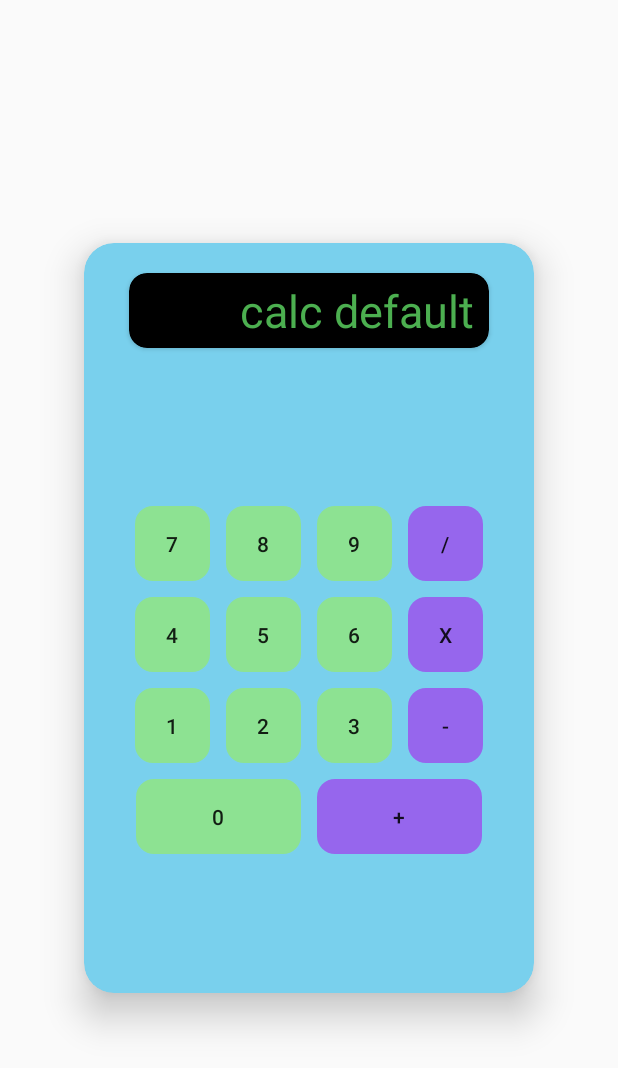
After one commit to The-Creators-Team/12-3_Calculator_Jonathan, an Android app built with Jetpack Compose: the layout activity_main.xml on its own in the app's theme, with its tools: preview values and no code run, on a phone screen of 412 x 824 dp. The commit adds this screen. Shown: the top 1068 px of the screen. Run offline under Robolectric (Android 15) with nearby library versions, the phone set to English and light mode, and no system bars.

Commit message:
finished layout, created functionality class

```diff
--- /dev/null
+++ b/app/src/main/java/com/example/jonathansnidercalcuatlor/CalculatorClass.kt
@@ -0,0 +1,27 @@
+package com.example.jonathansnidercalcuatlor
+
+class CalculatorClass {
+    enum class EquationEnum {
+        DIVIDE, MULTIPLY,SUBTRACT,ADD
+    }
+    fun performEquation(firstNumber: Int,secondNumber: Int,equationToPerform: EquationEnum): Int
+    {
+        return when(equationToPerform){
+            EquationEnum.DIVIDE -> {
+                firstNumber/secondNumber
+            }
+
+            EquationEnum.MULTIPLY -> {
+                firstNumber*secondNumber
+            }
+
+            EquationEnum.SUBTRACT -> {
+                firstNumber-secondNumber
+            }
+
+            EquationEnum.ADD -> {
+                firstNumber+secondNumber
+            }
+        }
+    }
+}
--- a/app/src/main/java/com/example/jonathansnidercalcuatlor/MainActivity.kt
+++ b/app/src/main/java/com/example/jonathansnidercalcuatlor/MainActivity.kt
@@ -11,37 +11,20 @@ import androidx.compose.material3.Text
 import androidx.compose.runtime.Composable
 import androidx.compose.ui.Modifier
 import androidx.compose.ui.tooling.preview.Preview
+import com.example.jonathansnidercalcuatlor.databinding.ActivityMainBinding
 import com.example.jonathansnidercalcuatlor.ui.theme.JonathanSniderCalcuatlorTheme
 
 class MainActivity : ComponentActivity() {
+
+    private var calcInstance=CalculatorClass()
+    private lateinit var binding: ActivityMainBinding
+
     override fun onCreate(savedInstanceState: Bundle?) {
         super.onCreate(savedInstanceState)
-        enableEdgeToEdge()
-        setContent {
-            JonathanSniderCalcuatlorTheme {
-                Scaffold(modifier = Modifier.fillMaxSize()) { innerPadding ->
-                    Greeting(
-                        name = "Android",
-                        modifier = Modifier.padding(innerPadding)
-                    )
-                }
-            }
-        }
+
+        binding = ActivityMainBinding.inflate(layoutInflater)
+        setContentView(binding.root)
+        //var test=calcInstance.performEquation(2,3,CalculatorClass.EquationEnum.ADD)
+
     }
 }
-
-@Composable
-fun Greeting(name: String, modifier: Modifier = Modifier) {
-    Text(
-        text = "Hello $name!",
-        modifier = modifier
-    )
-}
-
-@Preview(showBackground = true)
-@Composable
-fun GreetingPreview() {
-    JonathanSniderCalcuatlorTheme {
-        Greeting("Android")
-    }
-}
--- /dev/null
+++ b/app/src/main/res/drawable/roundstyle.xml
@@ -0,0 +1,5 @@
+<?xml version="1.0" encoding="utf-8"?>
+<shape xmlns:android="http://schemas.android.com/apk/res/android">
+    <corners android:radius="12dp" />
+
+</shape>
--- /dev/null
+++ b/app/src/main/res/layout/activity_main.xml
@@ -0,0 +1,214 @@
+<?xml version="1.0" encoding="utf-8"?>
+<RelativeLayout xmlns:android="http://schemas.android.com/apk/res/android"
+    xmlns:app="http://schemas.android.com/apk/res-auto"
+    android:layout_width="match_parent"
+    android:layout_height="match_parent"
+    android:orientation="vertical">
+
+    <androidx.cardview.widget.CardView
+        android:id="@+id/calculator_body"
+        android:layout_width="300dp"
+        android:layout_height="500dp"
+        android:layout_centerInParent="true"
+        app:cardBackgroundColor="@color/light_blue"
+        app:cardCornerRadius="20dp"
+        app:cardElevation="15dp">
+        <RelativeLayout
+            android:layout_width="match_parent"
+            android:layout_height="match_parent">
+
+            <androidx.cardview.widget.CardView
+                android:id="@+id/number_window"
+                android:layout_width="240dp"
+                android:layout_height="50dp"
+                android:layout_centerHorizontal="true"
+                android:layout_marginTop="20dp"
+                app:cardBackgroundColor="@color/black"
+                app:cardCornerRadius="12dp">
+                <TextView
+                    android:id="@+id/calculator_text"
+                    android:layout_width="match_parent"
+                    android:layout_height="match_parent"
+                    android:gravity="end|center"
+                    android:paddingStart="10dp"
+                    android:paddingEnd="10dp"
+                    android:text="@string/calc_default"
+                    android:textColor="@color/green"
+                    android:textSize="30sp" />
+            </androidx.cardview.widget.CardView>
+
+            <RelativeLayout
+                android:id="@+id/button_row_1"
+                android:layout_width="wrap_content"
+                android:layout_height="wrap_content"
+                android:layout_below="@id/number_window"
+                android:layout_centerHorizontal="true"
+                android:layout_marginTop="100dp"
+                android:layout_marginEnd="30dp">
+
+                <Button
+                    android:id="@+id/value_button_7"
+                    android:layout_width="50dp"
+                    android:layout_height="50dp"
+                    android:layout_margin="5dp"
+                    android:background="@drawable/roundstyle"
+                    android:backgroundTint="@color/mint"
+
+                    android:text="7" />
+                <Button
+                    android:id="@+id/value_button_8"
+                    android:background="@drawable/roundstyle"
+                    android:backgroundTint="@color/mint"
+                    android:layout_width="50dp"
+                    android:layout_height="50dp"
+                    android:layout_margin="5dp"
+                    android:layout_toEndOf="@+id/value_button_7"
+                    android:text="8">
+                </Button>
+                <Button
+                    android:id="@+id/value_button_9"
+                    android:background="@drawable/roundstyle"
+                    android:backgroundTint="@color/mint"
+                    android:layout_width="50dp"
+                    android:layout_height="50dp"
+                    android:layout_margin="5dp"
+                    android:layout_toEndOf="@+id/value_button_8"
+                    android:text="9">
+                </Button>
+                <Button
+                    android:id="@+id/calc_button_divide"
+                    android:background="@drawable/roundstyle"
+                    android:backgroundTint="@color/light_purple"
+                    android:layout_width="50dp"
+                    android:layout_height="50dp"
+                    android:layout_margin="5dp"
+                    android:layout_toEndOf="@+id/value_button_9"
+                    android:text="/">
+                </Button>
+            </RelativeLayout>
+            <RelativeLayout
+                android:id="@+id/button_row_2"
+                android:layout_width="wrap_content"
+                android:layout_height="wrap_content"
+                android:layout_below="@id/button_row_1"
+                android:layout_centerHorizontal="true"
+                android:layout_marginEnd="30dp">
+
+                <Button
+                    android:id="@+id/value_button_4"
+                    android:layout_width="50dp"
+                    android:layout_height="50dp"
+                    android:layout_margin="5dp"
+                    android:background="@drawable/roundstyle"
+                    android:backgroundTint="@color/mint"
+                    android:text="4" />
+                <Button
+                    android:id="@+id/value_button_5"
+                    android:background="@drawable/roundstyle"
+                    android:backgroundTint="@color/mint"
+                    android:layout_width="50dp"
+                    android:layout_height="50dp"
+                    android:layout_margin="5dp"
+                    android:layout_toEndOf="@+id/value_button_4"
+                    android:text="5">
+                </Button>
+                <Button
+                    android:id="@+id/value_button_6"
+                    android:background="@drawable/roundstyle"
+                    android:backgroundTint="@color/mint"
+                    android:layout_width="50dp"
+                    android:layout_height="50dp"
+                    android:layout_margin="5dp"
+                    android:layout_toEndOf="@+id/value_button_5"
+                    android:text="6">
+                </Button>
+                <Button
+                    android:id="@+id/calc_button_multiply"
+                    android:background="@drawable/roundstyle"
+                    android:backgroundTint="@color/light_purple"
+                    android:layout_width="50dp"
+                    android:layout_height="50dp"
+                    android:layout_margin="5dp"
+                    android:layout_toEndOf="@+id/value_button_6"
+                    android:text="X">
+                </Button>
+            </RelativeLayout>
+            <RelativeLayout
+                android:id="@+id/button_row_3"
+                android:layout_width="wrap_content"
+                android:layout_height="wrap_content"
+                android:layout_below="@id/button_row_2"
+                android:layout_centerHorizontal="true"
+                android:layout_marginEnd="30dp">
+
+                <Button
+                    android:id="@+id/value_button_1"
+                    android:layout_width="50dp"
+                    android:layout_height="50dp"
+                    android:layout_margin="5dp"
+                    android:background="@drawable/roundstyle"
+                    android:backgroundTint="@color/mint"
+                    android:text="1" />
+                <Button
+                    android:id="@+id/value_button_2"
+                    android:background="@drawable/roundstyle"
+                    android:backgroundTint="@color/mint"
+                    android:layout_width="50dp"
+                    android:layout_height="50dp"
+                    android:layout_margin="5dp"
+                    android:layout_toEndOf="@+id/value_button_1"
+                    android:text="2">
+                </Button>
+                <Button
+                    android:id="@+id/value_button_3"
+                    android:background="@drawable/roundstyle"
+                    android:backgroundTint="@color/mint"
+                    android:layout_width="50dp"
+                    android:layout_height="50dp"
+                    android:layout_margin="5dp"
+                    android:layout_toEndOf="@+id/value_button_2"
+                    android:text="3">
+                </Button>
+                <Button
+                    android:id="@+id/calc_button_minus"
+                    android:background="@drawable/roundstyle"
+                    android:backgroundTint="@color/light_purple"
+                    android:layout_width="50dp"
+                    android:layout_height="50dp"
+                    android:layout_margin="5dp"
+                    android:layout_toEndOf="@+id/value_button_3"
+                    android:text="-">
+                </Button>
+            </RelativeLayout>
+            <RelativeLayout
+                android:id="@+id/button_row_4"
+                android:layout_width="wrap_content"
+                android:layout_height="wrap_content"
+                android:layout_below="@id/button_row_3"
+                android:layout_centerHorizontal="true">
+
+
+                <Button
+                    android:id="@+id/value_button_0"
+                    android:layout_width="110dp"
+                    android:layout_height="50dp"
+                    android:layout_margin="5dp"
+                    android:background="@drawable/roundstyle"
+                    android:backgroundTint="@color/mint"
+                    android:text="0" />
+                <Button
+                    android:id="@+id/calc_button_add"
+                    android:layout_width="110dp"
+                    android:layout_height="50dp"
+                    android:layout_margin="5dp"
+                    android:background="@drawable/roundstyle"
+                    android:backgroundTint="@color/light_purple"
+                    android:layout_toEndOf="@+id/value_button_0"
+                    android:text="+" />
+            </RelativeLayout>
+
+        </RelativeLayout>
+
+    </androidx.cardview.widget.CardView>
+
+</RelativeLayout>
--- a/app/src/main/res/values/colors.xml
+++ b/app/src/main/res/values/colors.xml
@@ -7,4 +7,9 @@
     <color name="teal_700">#FF018786</color>
     <color name="black">#FF000000</color>
     <color name="white">#FFFFFFFF</color>
+    <color name="gray">#686868</color>
+    <color name="green">#4CAF50</color>
+    <color name="mint">#8DE292</color>
+    <color name="light_blue">#79D0ED</color>
+    <color name="light_purple">#9666ED</color>
 </resources>
--- a/app/src/main/res/values/strings.xml
+++ b/app/src/main/res/values/strings.xml
@@ -1,3 +1,4 @@
 <resources>
     <string name="app_name">JonathanSniderCalcuatlor</string>
+    <string name="calc_default">calc default</string>
 </resources>
--- a/gradle/libs.versions.toml
+++ b/gradle/libs.versions.toml
@@ -1,5 +1,6 @@
 [versions]
 agp = "8.7.2"
+cardview = "1.0.0"
 kotlin = "2.0.0"
 coreKtx = "1.15.0"
 junit = "4.13.2"
@@ -10,6 +11,7 @@ activityCompose = "1.9.3"
 composeBom = "2024.04.01"
 
 [libraries]
+androidx-cardview = { module = "androidx.cardview:cardview", version.ref = "cardview" }
 androidx-core-ktx = { group = "androidx.core", name = "core-ktx", version.ref = "coreKtx" }
 junit = { group = "junit", name = "junit", version.ref = "junit" }
 androidx-junit = { group = "androidx.test.ext", name = "junit", version.ref = "junitVersion" }
```
Also changed, not shown: app/build.gradle.kts (+4 -4 lines).
